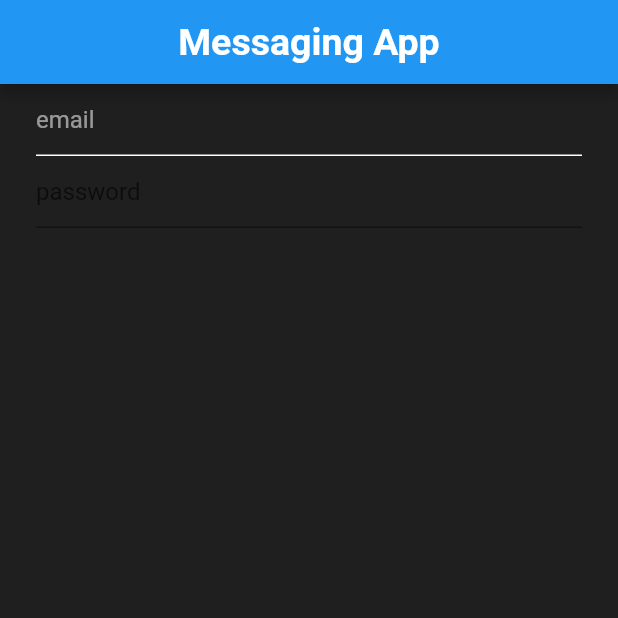
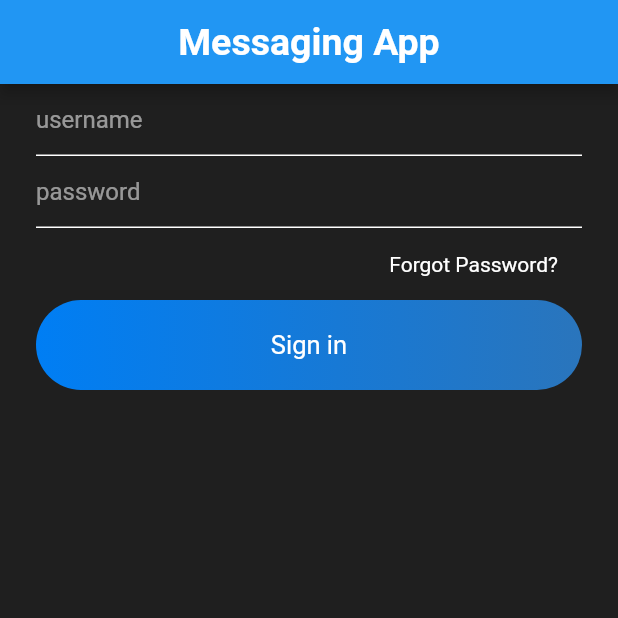
Before and after one commit to abymathewtkv/messaging_app, a Flutter app: the screen it shows after launch, on a phone screen of 412 x 824 dp, the top half of it. Run offline on Flutter 3.47's test engine with Material 2 defaults, Android fonts, the phone set to English and light mode, and no system bars.

Commit message:
sign in page partially completed

```diff
--- a/lib/main.dart
+++ b/lib/main.dart
@@ -2,7 +2,7 @@ import 'package:flutter/material.dart';
 import 'package:messagingapp/views/signin.dart';
 
 void main() {
-  runApp(MyApp());
+  runApp(const MyApp());
 }
 
 class MyApp extends StatelessWidget {
@@ -14,7 +14,7 @@ class MyApp extends StatelessWidget {
       debugShowCheckedModeBanner: false,
       title: 'Flutter Demo',
       theme: ThemeData(
-        scaffoldBackgroundColor: Color(0xff1F1F1F),
+        scaffoldBackgroundColor: const Color(0xff1F1F1F),
         primarySwatch: Colors.blue,
       ),
       home: SignIn(),
--- a/lib/views/signin.dart
+++ b/lib/views/signin.dart
@@ -2,6 +2,8 @@ import 'package:flutter/material.dart';
 import 'package:messagingapp/widget/widget.dart';
 
 class SignIn extends StatefulWidget {
+  const SignIn({Key? key}) : super(key: key);
+
   @override
   _SignInState createState() => _SignInState();
 }
@@ -12,29 +14,45 @@ class _SignInState extends State<SignIn> {
     return Scaffold(
       appBar: appBarMain(context),
       body: Container(
-        padding: EdgeInsets.symmetric(horizontal: 24.0),
+        padding: const EdgeInsets.symmetric(horizontal: 24.0),
         child: Column(
-          children: const <Widget>[
+          children: <Widget>[
             TextField(
-              decoration: InputDecoration(
-                hintText: 'email',
-                hintStyle: TextStyle(
-                  color: Colors.white54,
-                ),
-                focusedBorder: UnderlineInputBorder(
-                  borderSide: BorderSide(color: Colors.white)
-                ),
-                enabledBorder: UnderlineInputBorder(
-                  borderSide: BorderSide(color: Colors.white),
-                ),
+              decoration: textFieldInputDecoration("username"),
+              style: simpleTextStyle(),
+            ),
+            TextField(
+              style: simpleTextStyle(),
+              decoration: textFieldInputDecoration("password"),
+            ),
+            const SizedBox(
+              height: 8.0,
+            ),
+            Container(
+              alignment: Alignment.centerRight,
+              child: Container(
+                padding: const EdgeInsets.symmetric(horizontal: 16,vertical: 8.0),
+                child: Text("Forgot Password?",style: simpleTextStyle(),),
               ),
             ),
-            TextField(
-              decoration: InputDecoration(
-                hintText: 'password',
+            const SizedBox(
+              height: 8.0,
+            ),
+            Container(
+              alignment: Alignment.center,
+              width: MediaQuery.of(context).size.width,
+              padding: const EdgeInsets.symmetric(vertical: 20.0),
+              decoration:  BoxDecoration(
+                gradient: const LinearGradient(
+                colors: [
+                  Color(0xff007EF4),
+                  Color(0xff2A75BC),
+                ],
+                ),
+                borderRadius: BorderRadius.circular(30.0)
               ),
+              child: const Text("Sign in",style: TextStyle(color: Colors.white,fontSize: 17.0),) ,
             ),
-
           ],
         ),
       ),
--- a/lib/widget/widget.dart
+++ b/lib/widget/widget.dart
@@ -7,9 +7,28 @@ AppBar appBarMain(BuildContext context) {
       style: TextStyle(
         fontSize: 25,
         fontWeight: (FontWeight.bold),
-
       ),
     ),
     centerTitle: true,
   );
 }
+
+InputDecoration textFieldInputDecoration(String hintText) {
+  return InputDecoration(
+    hintText: hintText,
+    hintStyle: const TextStyle(
+      color: Colors.white54,
+    ),
+    focusedBorder:
+        const UnderlineInputBorder(borderSide: BorderSide(color: Colors.white)),
+    enabledBorder: const UnderlineInputBorder(
+      borderSide: BorderSide(color: Colors.white),
+    ),
+  );
+}
+
+TextStyle simpleTextStyle() {
+  return const TextStyle(
+    color: Colors.white,
+  );
+}
```
